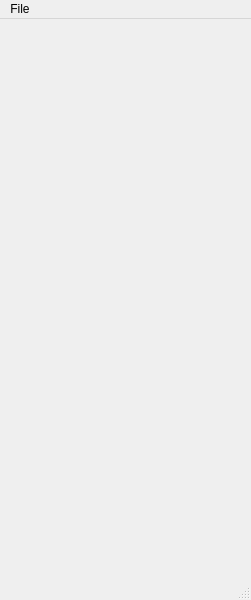
First picture: the form in honors_project/Client/friendwindow.ui, repository kurtengsig/Honours-Project, before the edit.
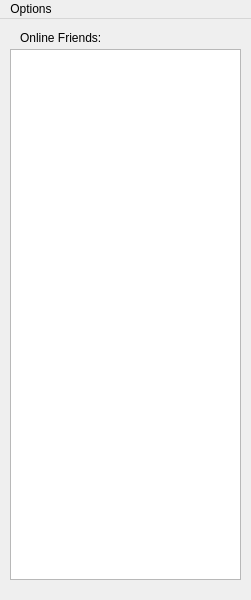
Second picture: the form after the edit.

```diff
--- a/honors_project/Client/friendwindow.ui
+++ b/honors_project/Client/friendwindow.ui
@@ -14,19 +14,30 @@
    <string>MainWindow</string>
   </property>
   <widget class="QWidget" name="centralwidget">
-   <widget class="QWidget" name="verticalLayoutWidget">
+   <widget class="QListWidget" name="friendList">
     <property name="geometry">
      <rect>
-      <x>0</x>
-      <y>0</y>
-      <width>251</width>
-      <height>551</height>
+      <x>10</x>
+      <y>30</y>
+      <width>231</width>
+      <height>531</height>
      </rect>
     </property>
-    <layout class="QVBoxLayout" name="verticalLayout"/>
+   </widget>
+   <widget class="QLabel" name="label">
+    <property name="geometry">
+     <rect>
+      <x>20</x>
+      <y>10</y>
+      <width>101</width>
+      <height>17</height>
+     </rect>
+    </property>
+    <property name="text">
+     <string>Online Friends:</string>
+    </property>
    </widget>
   </widget>
-  <widget class="QStatusBar" name="statusbar"/>
   <widget class="QMenuBar" name="menubar">
    <property name="geometry">
     <rect>
@@ -38,7 +49,7 @@
    </property>
    <widget class="QMenu" name="menuFile">
     <property name="title">
-     <string>File</string>
+     <string>Options</string>
     </property>
     <addaction name="actionLogout"/>
    </widget>
```
Left out of the diff: 7 changed lines with no effect on the pictures.
